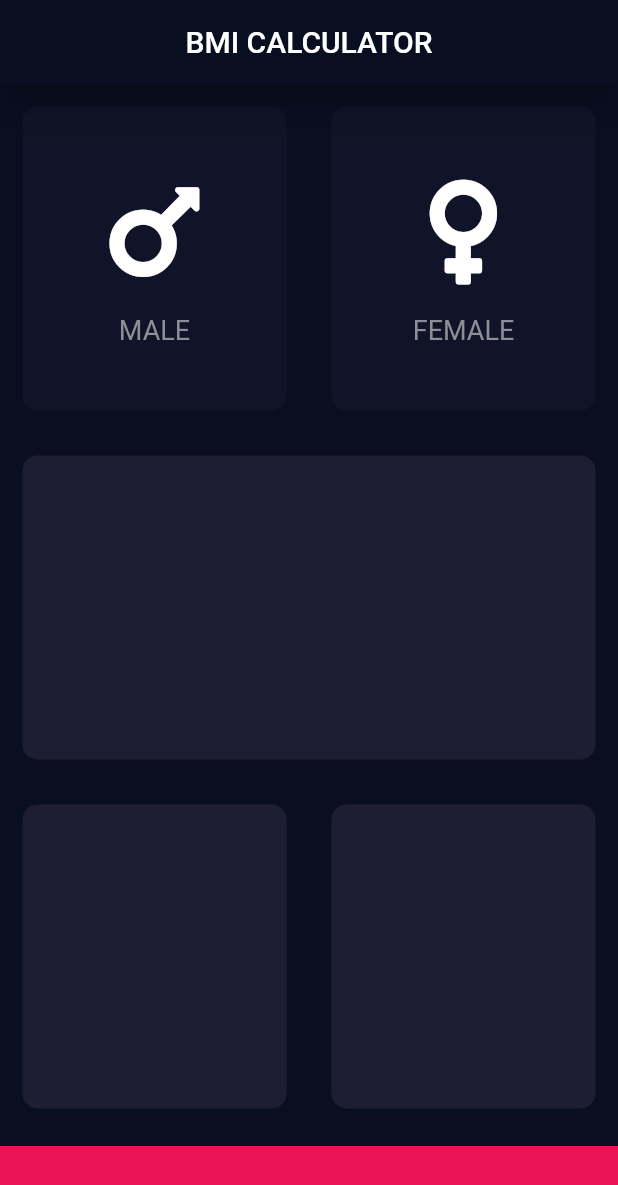
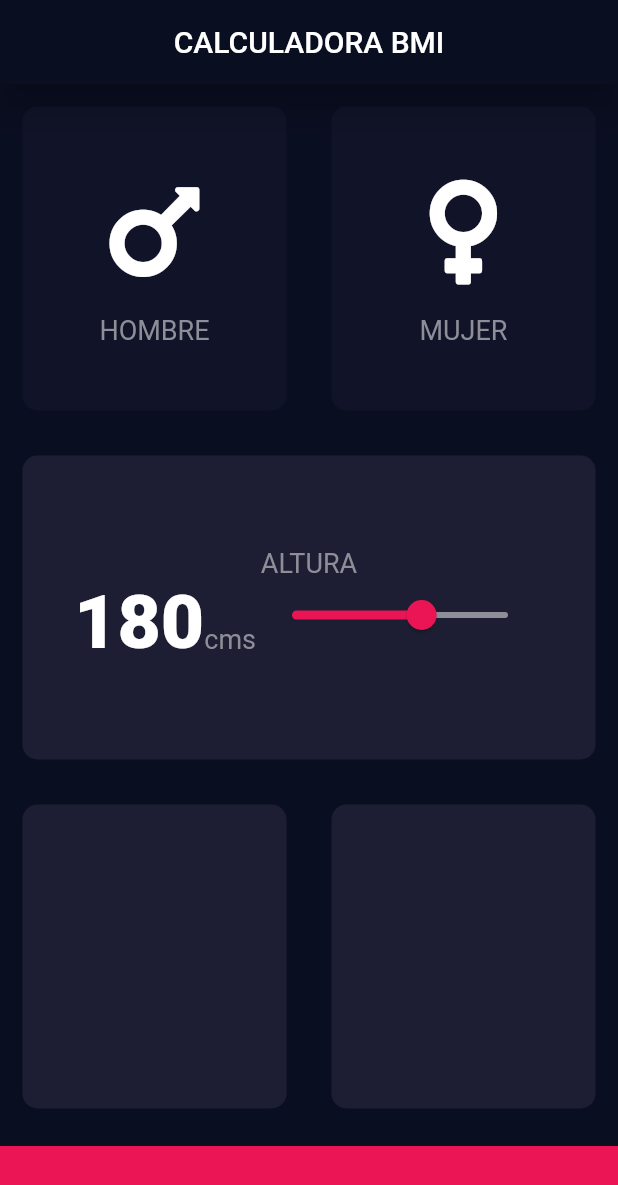
Before and after one commit to alejorom/bmi_calculator, a Flutter app: the screen it shows after launch, on a phone screen of 412 x 824 dp. Shown: the top 1185 px of the screen. Run offline on Flutter 3.47's test engine with Material 2 defaults, Android fonts, the phone set to English and light mode, and no system bars; our stand-ins replace font_awesome_flutter.

Commit message:
Agregar widget SLIDER

```diff
--- a/lib/constants/constants.dart
+++ b/lib/constants/constants.dart
@@ -5,7 +5,14 @@ const labelTextStyle = TextStyle(
   color: Color(0xFF8D8E98),
 );
 
+const numberTextStyle = TextStyle(
+  fontSize: 50.0,
+  fontWeight: FontWeight.w900,
+);
+
 const double buttonContainerHeight = 60;
 const activeCardColor = Color(0xFF1D1E33);
 const inactiveCardColor = Color(0xFF111328);
 const buttonContainerColor = Color(0xFFEB1555);
+const activeSliderColor = Color(0xFFEB1555);
+const inactiveSliderColor = Color(0xFF8D8E98);
--- a/lib/pages/input_page.dart
+++ b/lib/pages/input_page.dart
@@ -17,16 +17,18 @@ class InputPage extends StatefulWidget {
 
 class _InputPageState extends State<InputPage> {
   Gender? selectedGender;
+  int height = 180;
 
   @override
   Widget build(BuildContext context) {
     return Scaffold(
       appBar: AppBar(
         title: const Center(
-          child: Text('BMI CALCULATOR'),
+          child: Text('CALCULADORA BMI'),
         ),
       ),
       body: Column(
+        crossAxisAlignment: CrossAxisAlignment.stretch,
         children: <Widget>[
           Expanded(
             child: Row(
@@ -38,10 +40,12 @@ class _InputPageState extends State<InputPage> {
                         selectedGender = Gender.male;
                       });
                     },
-                    color: selectedGender == Gender.male? activeCardColor : inactiveCardColor,
+                    color: selectedGender == Gender.male
+                        ? activeCardColor
+                        : inactiveCardColor,
                     cardChild: const IconContent(
                       icon: FontAwesomeIcons.mars,
-                      text: 'MALE',
+                      text: 'HOMBRE',
                     ),
                   ),
                 ),
@@ -52,19 +56,48 @@ class _InputPageState extends State<InputPage> {
                         selectedGender = Gender.female;
                       });
                     },
-                    color: selectedGender == Gender.female? activeCardColor : inactiveCardColor,
+                    color: selectedGender == Gender.female
+                        ? activeCardColor
+                        : inactiveCardColor,
                     cardChild: const IconContent(
                       icon: FontAwesomeIcons.venus,
-                      text: 'FEMALE',
+                      text: 'MUJER',
                     ),
                   ),
                 ),
               ],
             ),
           ),
-          const Expanded(
+          Expanded(
             child: ContainerCard(
               color: activeCardColor,
+              cardChild: Column(
+                mainAxisAlignment: MainAxisAlignment.center,
+                children: <Widget>[
+                  const Text('ALTURA', style: labelTextStyle),
+                  Row(
+                    mainAxisAlignment: MainAxisAlignment.center,
+                    crossAxisAlignment: CrossAxisAlignment.baseline,
+                    textBaseline: TextBaseline.alphabetic,
+                    children: <Widget>[
+                      Text(height.toString(), style: numberTextStyle),
+                      const Text('cms', style: labelTextStyle),
+                      Slider(
+                        value: height.toDouble(),
+                        activeColor: activeSliderColor,
+                        inactiveColor: inactiveSliderColor,
+                        onChanged: (double newValue) {
+                          setState(() {
+                            height = newValue.round();
+                          });
+                        },
+                        min: 120.0,
+                        max: 220.0,
+                      )
+                    ],
+                  )
+                ],
+              ),
             ),
           ),
           Expanded(
```
